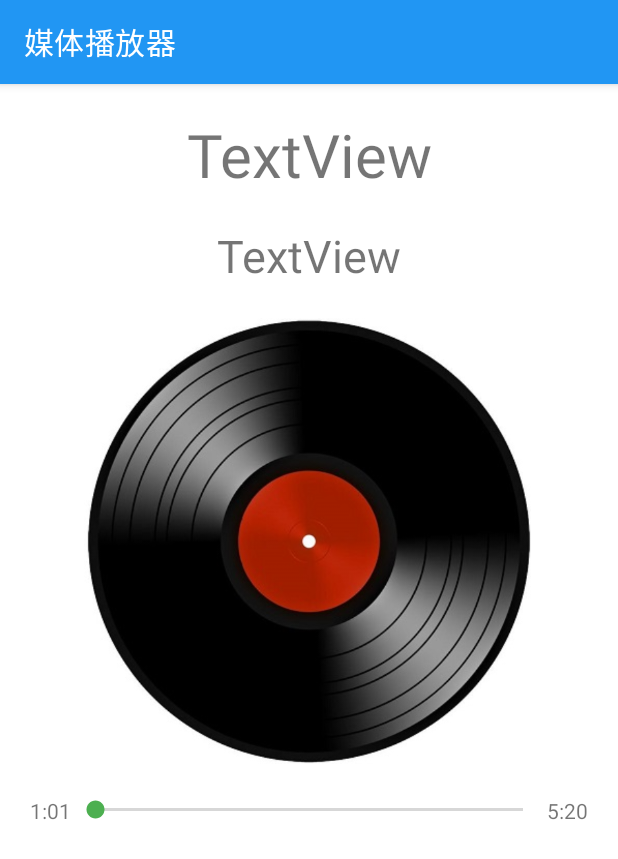
After one commit to FlowPeakFish/class08project, an Android app: the MusicPlayActivity screen opened directly, with no data from a screen before it, on a phone screen of 412 x 824 dp. The commit adds this screen. Shown: the top 859 px of the screen. Run offline under Robolectric (Android 15) with nearby library versions, the phone set to English and light mode, and no system bars.

Commit message:
music play step 1

```diff
--- /dev/null
+++ b/app/src/main/java/cn/fengyu/class08project/media/MusicPlayActivity.java
@@ -0,0 +1,30 @@
+package cn.fengyu.class08project.media;
+
+import android.widget.SeekBar;
+import android.widget.TextView;
+import androidx.appcompat.app.AppCompatActivity;
+import android.os.Bundle;
+import cn.fengyu.class08project.R;
+
+public class MusicPlayActivity extends AppCompatActivity {
+
+    // 1、定义
+    private TextView name, artist, current, end;
+    private SeekBar seekBar;
+
+    @Override
+    protected void onCreate(Bundle savedInstanceState) {
+        super.onCreate(savedInstanceState);
+        setContentView(R.layout.activity_music_play);
+
+        // 2、绑定
+        name = findViewById(R.id.name);
+        artist = findViewById(R.id.artist);
+        current = findViewById(R.id.current);
+        end = findViewById(R.id.end);
+        seekBar = findViewById(R.id.seekBar);
+
+        int position = getIntent().getIntExtra("position", 0);
+        System.out.println(position);
+    }
+}
--- /dev/null
+++ b/app/src/main/res/layout/activity_music_play.xml
@@ -0,0 +1,57 @@
+<?xml version="1.0" encoding="utf-8"?>
+<LinearLayout
+        xmlns:android="http://schemas.android.com/apk/res/android"
+        xmlns:app="http://schemas.android.com/apk/res-auto" xmlns:tools="http://schemas.android.com/tools"
+        android:layout_width="match_parent"
+        android:layout_height="match_parent"
+        android:orientation="vertical"
+        tools:context=".media.MusicPlayActivity">
+
+    <TextView
+            android:text="TextView"
+            android:layout_width="match_parent"
+            android:layout_height="wrap_content"
+            android:id="@+id/name"
+            android:gravity="center|center_vertical"
+            android:textSize="40sp"
+            android:layout_marginTop="20dp"/>
+    <TextView
+            android:text="TextView"
+            android:layout_width="wrap_content"
+            android:layout_height="wrap_content"
+            android:id="@+id/artist"
+            android:layout_gravity="center"
+            android:textSize="30sp"
+            android:layout_marginTop="20dp"/>
+    <ImageView
+            android:layout_width="300dp"
+            android:layout_height="300dp"
+            app:srcCompat="@drawable/music_icon"
+            android:layout_gravity="center_horizontal"
+            android:layout_marginTop="20dp"/>
+    <LinearLayout
+            android:orientation="horizontal"
+            android:layout_width="match_parent"
+            android:layout_height="wrap_content"
+            android:layout_marginTop="20dp">
+        <TextView
+                android:text="1:01"
+                android:layout_width="wrap_content"
+                android:layout_height="wrap_content"
+                android:id="@+id/current"
+                android:layout_weight="0"
+                android:layout_marginLeft="20dp"/>
+        <SeekBar
+                android:layout_width="wrap_content"
+                android:layout_height="wrap_content"
+                android:id="@+id/seekBar"
+                android:layout_weight="1"/>
+        <TextView
+                android:text="5:20"
+                android:layout_width="wrap_content"
+                android:layout_height="wrap_content"
+                android:id="@+id/end"
+                android:layout_weight="0"
+                android:layout_marginRight="20dp"/>
+    </LinearLayout>
+</LinearLayout>
--- a/app/src/main/res/values/strings.xml
+++ b/app/src/main/res/values/strings.xml
@@ -1,4 +1,4 @@
 <resources>
-    <string name="app_name">水果店</string>
+    <string name="app_name">媒体播放器</string>
     <string name="short_toast">strings - short toast example</string>
 </resources>
```
Also changed, not shown: app/src/main/AndroidManifest.xml (+10 -2 lines), app/src/main/java/cn/fengyu/class08project/adapter/MusicRecyclerAdapter.java (added, +111 -0 lines), app/src/main/java/cn/fengyu/class08project/entity/Music.java (added, +27 -0 lines), app/src/main/java/cn/fengyu/class08project/media/MusicMainActivity.java (+24 -3 lines), app/src/main/res/layout/music_item.xml (added, +33 -0 lines).
